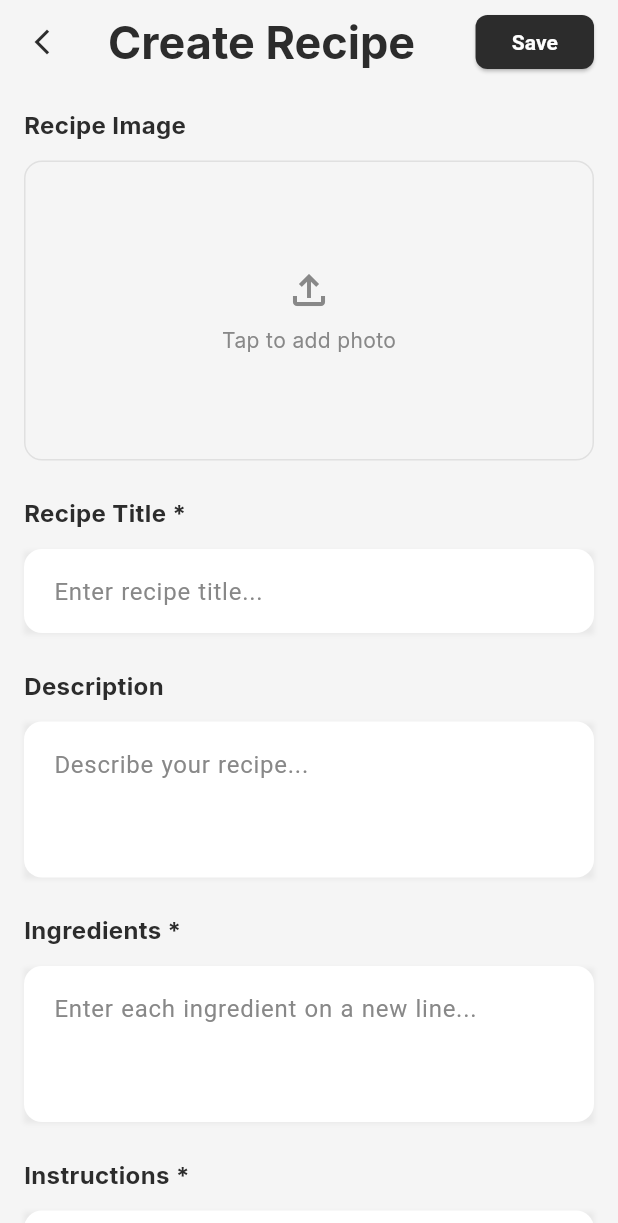
After one commit to Ihnore-Ihor/FurTable-Recipe-App, a Flutter app: the CreateRecipeScreen screen opened directly, on a phone screen of 412 x 824 dp. The commit adds this screen. Shown: the top 1223 px of the screen. Run offline on Flutter 3.47's test engine with Material 3 defaults, Android fonts, the phone set to English and light mode, and no system bars; our stand-ins replace equatable, firebase_analytics, firebase_auth, firebase_core, flutter_bloc, flutter_svg and 2 more; accounts and stored records are empty; statements that could not run were skipped.

Commit message:
add create recipe screen

```diff
--- /dev/null
+++ b/lib/features/create_recipe/screens/create_recipe_screen.dart
@@ -0,0 +1,270 @@
+import 'package:flutter/material.dart';
+import 'package:furtable/core/app_theme.dart';
+
+class CreateRecipeScreen extends StatefulWidget {
+  const CreateRecipeScreen({super.key});
+
+  @override
+  State<CreateRecipeScreen> createState() => _CreateRecipeScreenState();
+}
+
+class _CreateRecipeScreenState extends State<CreateRecipeScreen> {
+  // Контролери для текстових полів
+  final _titleController = TextEditingController();
+  final _descriptionController = TextEditingController();
+  final _ingredientsController = TextEditingController();
+  final _instructionsController = TextEditingController();
+
+  // Стан перемикача Public/Private
+  bool _isPublic = false;
+
+  @override
+  void dispose() {
+    _titleController.dispose();
+    _descriptionController.dispose();
+    _ingredientsController.dispose();
+    _instructionsController.dispose();
+    super.dispose();
+  }
+
+  @override
+  Widget build(BuildContext context) {
+    return Scaffold(
+      backgroundColor: AppTheme.offWhite,
+      appBar: AppBar(
+        title: const Text('Create Recipe'),
+        leading: IconButton(
+          icon: const Icon(Icons.arrow_back_ios_new, size: 20),
+          onPressed: () => Navigator.pop(context),
+        ),
+        actions: [
+          Padding(
+            padding: const EdgeInsets.only(right: 16.0),
+            child: ElevatedButton(
+              onPressed: () {
+                // Тут буде логіка збереження
+                Navigator.pop(context);
+              },
+              style: ElevatedButton.styleFrom(
+                backgroundColor: AppTheme.darkCharcoal,
+                foregroundColor: Colors.white,
+                padding: const EdgeInsets.symmetric(
+                  horizontal: 24,
+                  vertical: 0,
+                ),
+                shape: RoundedRectangleBorder(
+                  borderRadius: BorderRadius.circular(8),
+                ),
+                minimumSize: const Size(0, 36), // Висота кнопки
+              ),
+              child: const Text(
+                'Save',
+                style: TextStyle(fontWeight: FontWeight.w600),
+              ),
+            ),
+          ),
+        ],
+      ),
+      body: SingleChildScrollView(
+        padding: const EdgeInsets.all(16.0),
+        child: Column(
+          crossAxisAlignment: CrossAxisAlignment.start,
+          children: [
+            // --- 1. Image Upload Section ---
+            const Text(
+              'Recipe Image',
+              style: TextStyle(
+                fontFamily: 'Inter',
+                fontWeight: FontWeight.w700,
+                fontSize: 16,
+                color: AppTheme.darkCharcoal,
+              ),
+            ),
+            const SizedBox(height: 12),
+            GestureDetector(
+              onTap: () {
+                // Тут буде логіка вибору фото
+                print("Pick image");
+              },
+              child: Container(
+                height: 200,
+                width: double.infinity,
+                decoration: BoxDecoration(
+                  color: AppTheme.offWhite, // Або Colors.white, як в дизайні
+                  borderRadius: BorderRadius.circular(12),
+                  border: Border.all(color: const Color(0xFFE0E0E0)),
+                ),
+                child: Column(
+                  mainAxisAlignment: MainAxisAlignment.center,
+                  children: [
+                    const Icon(
+                      Icons.file_upload_outlined,
+                      size: 32,
+                      color: AppTheme.mediumGray,
+                    ),
+                    const SizedBox(height: 8),
+                    const Text(
+                      'Tap to add photo',
+                      style: TextStyle(
+                        fontFamily: 'Inter',
+                        color: AppTheme.mediumGray,
+                        fontSize: 14,
+                      ),
+                    ),
+                  ],
+                ),
+              ),
+            ),
+
+            const SizedBox(height: 24),
+
+            // --- 2. Recipe Title ---
+            _buildLabel('Recipe Title *'),
+            _buildTextField(
+              controller: _titleController,
+              hintText: 'Enter recipe title...',
+            ),
+
+            const SizedBox(height: 24),
+
+            // --- 3. Description ---
+            _buildLabel('Description'),
+            _buildTextField(
+              controller: _descriptionController,
+              hintText: 'Describe your recipe...',
+              maxLines: 4,
+            ),
+
+            const SizedBox(height: 24),
+
+            // --- 4. Ingredients ---
+            _buildLabel('Ingredients *'),
+            _buildTextField(
+              controller: _ingredientsController,
+              hintText: 'Enter each ingredient on a new line...',
+              maxLines: 6,
+            ),
+
+            const SizedBox(height: 24),
+
+            // --- 5. Instructions ---
+            _buildLabel('Instructions *'),
+            _buildTextField(
+              controller: _instructionsController,
+              hintText: 'Enter each step on a new line...',
+              maxLines: 8,
+            ),
+
+            const SizedBox(height: 24),
+
+            // --- 6. Public Switch ---
+            Row(
+              mainAxisAlignment: MainAxisAlignment.spaceBetween,
+              crossAxisAlignment: CrossAxisAlignment.center,
+              children: [
+                const Column(
+                  crossAxisAlignment: CrossAxisAlignment.start,
+                  children: [
+                    Text(
+                      'Make this recipe public',
+                      style: TextStyle(
+                        fontFamily: 'Inter',
+                        fontWeight: FontWeight.w700,
+                        fontSize: 16,
+                        color: AppTheme.darkCharcoal,
+                      ),
+                    ),
+                    SizedBox(height: 4),
+                    Text(
+                      'Anyone can see this recipe',
+                      style: TextStyle(
+                        fontFamily: 'Inter',
+                        fontSize: 14,
+                        color: AppTheme.mediumGray,
+                      ),
+                    ),
+                  ],
+                ),
+                Switch.adaptive(
+                  value: _isPublic,
+                  activeColor: AppTheme.darkCharcoal,
+                  onChanged: (value) {
+                    setState(() {
+                      _isPublic = value;
+                    });
+                  },
+                ),
+              ],
+            ),
+
+            // Додатковий відступ знизу для скролу
+            const SizedBox(height: 40),
+          ],
+        ),
+      ),
+    );
+  }
+
+  // Допоміжний віджет для заголовків полів
+  Widget _buildLabel(String text) {
+    return Padding(
+      padding: const EdgeInsets.only(bottom: 12.0),
+      child: Text(
+        text,
+        style: const TextStyle(
+          fontFamily: 'Inter',
+          fontWeight: FontWeight.w700,
+          fontSize: 16,
+          color: AppTheme.darkCharcoal,
+        ),
+      ),
+    );
+  }
+
+  // Допоміжний віджет для полів вводу (щоб не дублювати стиль)
+  Widget _buildTextField({
+    required TextEditingController controller,
+    required String hintText,
+    int maxLines = 1,
+  }) {
+    return Container(
+      decoration: BoxDecoration(
+        boxShadow: [
+          BoxShadow(
+            color: Colors.black.withOpacity(0.05),
+            blurRadius: 2,
+            offset: const Offset(0, 1),
+          ),
+        ],
+      ),
+      child: TextField(
+        controller: controller,
+        maxLines: maxLines,
+        minLines: maxLines > 1 ? 3 : 1, // Мінімальна висота для великих полів
+        decoration: InputDecoration(
+          hintText: hintText,
+          hintStyle: const TextStyle(color: AppTheme.mediumGray),
+          filled: true,
+          fillColor: Colors.white, // Білий фон поля
+          contentPadding: const EdgeInsets.all(16),
+          border: OutlineInputBorder(
+            borderRadius: BorderRadius.circular(12),
+            borderSide:
+                BorderSide.none, // Прибираємо рамку (або робимо дуже світлу)
+          ),
+          enabledBorder: OutlineInputBorder(
+            borderRadius: BorderRadius.circular(12),
+            borderSide: BorderSide.none,
+          ),
+          focusedBorder: OutlineInputBorder(
+            borderRadius: BorderRadius.circular(12),
+            borderSide: const BorderSide(
+              color: AppTheme.darkCharcoal,
+              width: 1,
+            ),
+          ),
+        ),
+      ),
+    );
+  }
+}
--- a/lib/features/my_recipes/screens/my_recipes_screen.dart
+++ b/lib/features/my_recipes/screens/my_recipes_screen.dart
@@ -5,6 +5,7 @@ import 'package:furtable/core/utils/navigation_helper.dart';
 import 'package:furtable/features/explore/models/recipe_model.dart';
 import 'package:furtable/features/explore/screens/recipe_details_screen.dart';
 import 'package:furtable/features/explore/widgets/recipe_card.dart';
+import 'package:furtable/features/create_recipe/screens/create_recipe_screen.dart';
 
 class MyRecipesScreen extends StatelessWidget {
   const MyRecipesScreen({super.key});
@@ -17,7 +18,7 @@ class MyRecipesScreen extends StatelessWidget {
         id: 'mp_1',
         title: 'Homemade Pizza',
         author: 'You',
-        imageUrl: 'assets/images/burger.png', // Заміни на піцу, якщо є
+        imageUrl: 'assets/images/pizza.png',
         likes: '124',
         timeMinutes: 40,
         ingredients: [],
@@ -27,7 +28,7 @@ class MyRecipesScreen extends StatelessWidget {
         id: 'mp_2',
         title: 'Banana Bread',
         author: 'You',
-        imageUrl: 'assets/images/cake.png',
+        imageUrl: 'assets/images/banana_bread.png',
         likes: '67',
         timeMinutes: 60,
         ingredients: [],
@@ -40,7 +41,7 @@ class MyRecipesScreen extends StatelessWidget {
         id: 'mpr_1',
         title: 'Secret Family Soup',
         author: 'You',
-        imageUrl: 'assets/images/salad.png', // Заміни на суп
+        imageUrl: 'assets/images/family_soup.png',
         likes: '0',
         timeMinutes: 120,
         ingredients: [],
@@ -62,8 +63,13 @@ class MyRecipesScreen extends StatelessWidget {
             // Кнопка "Додати" (+)
             IconButton(
               onPressed: () {
-                // Тут буде перехід на CreateRecipeScreen
-                print("Open Create Recipe");
+                // Перехід на екран створення
+                Navigator.push(
+                  context,
+                  MaterialPageRoute(
+                    builder: (context) => const CreateRecipeScreen(),
+                  ),
+                );
               },
               icon: const Icon(
                 Icons.add,
```
Also changed, not shown: assets/images/banana_bread.png (added), assets/images/family_soup.png (added), assets/images/pizza.png (added).
